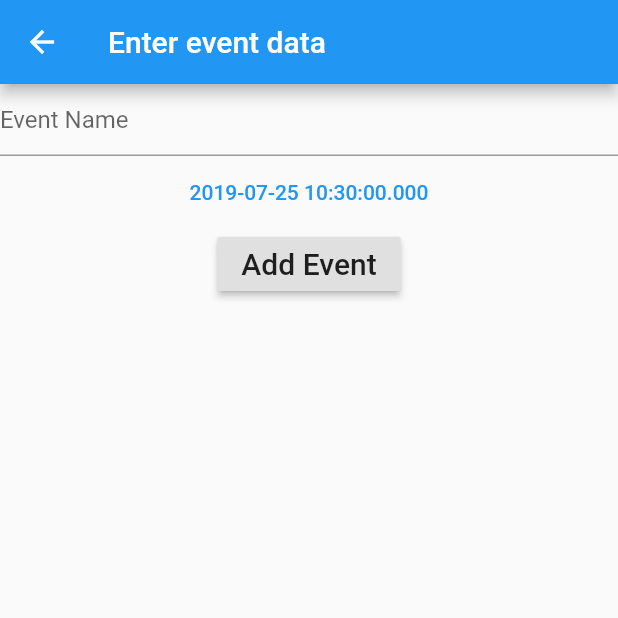
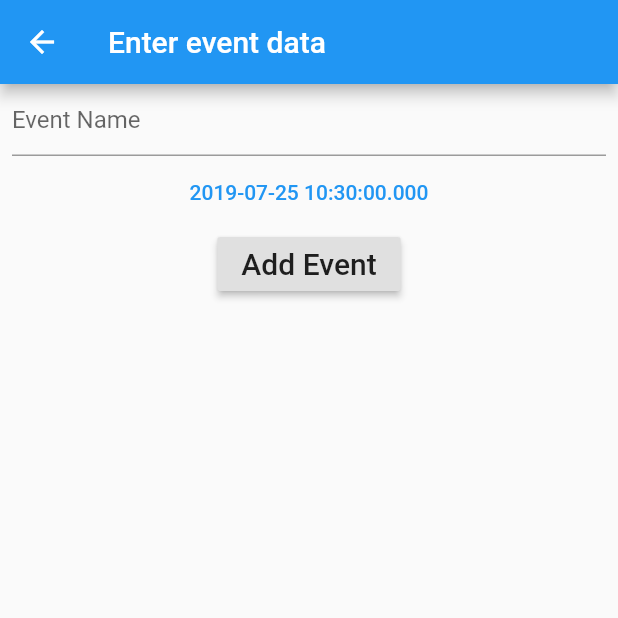
Before and after one commit to svdragster/StoffApp, a Flutter app: the AddEventPage screen opened directly, on a phone screen of 412 x 824 dp, the top half of it. Run offline on Flutter 3.47's test engine with Material 2 defaults, Android fonts, the phone set to English and light mode, and no system bars; our stand-ins replace cloud_firestore, flutter_datetime_picker; accounts and stored records are empty.

Commit message:
Changed padding of event name input field.

```diff
--- a/lib/AddEvent.dart
+++ b/lib/AddEvent.dart
@@ -20,11 +20,12 @@ class _AddEventPageState extends State<AddEventPage> {
       ),
       body: Center(
         child: Column(children: <Widget>[
-          TextField(
+          Padding(
+            padding: EdgeInsets.symmetric(horizontal: 8.0),
+            child: TextField(
               controller: eventNameController,
-            decoration: InputDecoration(
-                //border: InputBorder.none,
-                hintText: 'Event Name'),
+              decoration: InputDecoration(hintText: 'Event Name'),
+            ),
           ),
           FlatButton(
               onPressed: () {
@@ -41,8 +42,7 @@ class _AddEventPageState extends State<AddEventPage> {
               child: Text(
                 '$eventTime',
                 style: TextStyle(color: Colors.blue),
-            )
-          ),
+              )),
           RaisedButton(
             onPressed: () {
               print(eventNameController.text + ' -> $eventTime');
```
Lines whose indentation alone changed are shown as unchanged.
